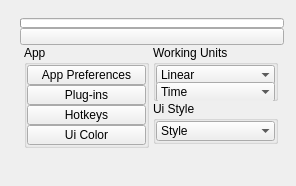
First picture: the form in ui/level_3/preferences.ui, repository m3trik/Scripts_portable, before the edit.
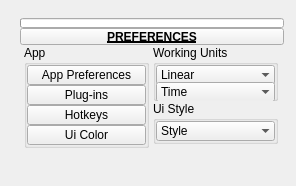
Second picture: the form after the edit. Custom widgets are drawn as their Qt base class.

Patch:
```diff
--- a/ui/level_3/preferences.ui
+++ b/ui/level_3/preferences.ui
@@ -65,8 +65,15 @@
          <height>17</height>
         </size>
        </property>
+       <property name="font">
+        <font>
+         <weight>75</weight>
+         <bold>true</bold>
+         <underline>true</underline>
+        </font>
+       </property>
        <property name="text">
-        <string/>
+        <string>PREFERENCES</string>
        </property>
        <property name="checkable">
         <bool>true</bool>
```
